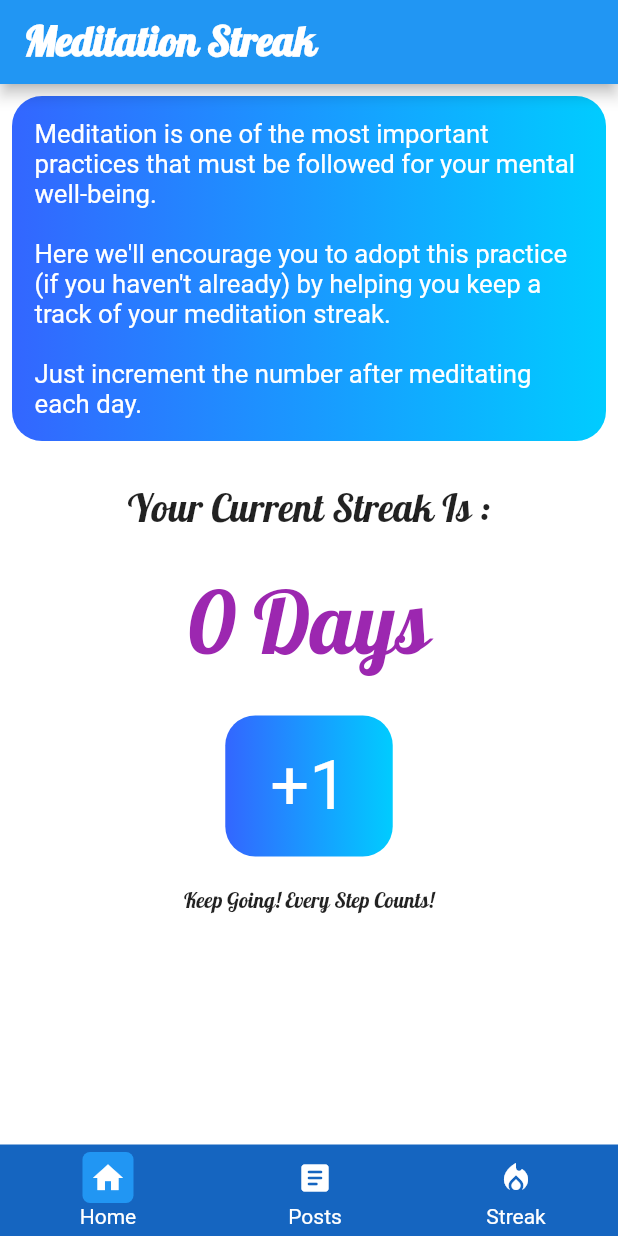
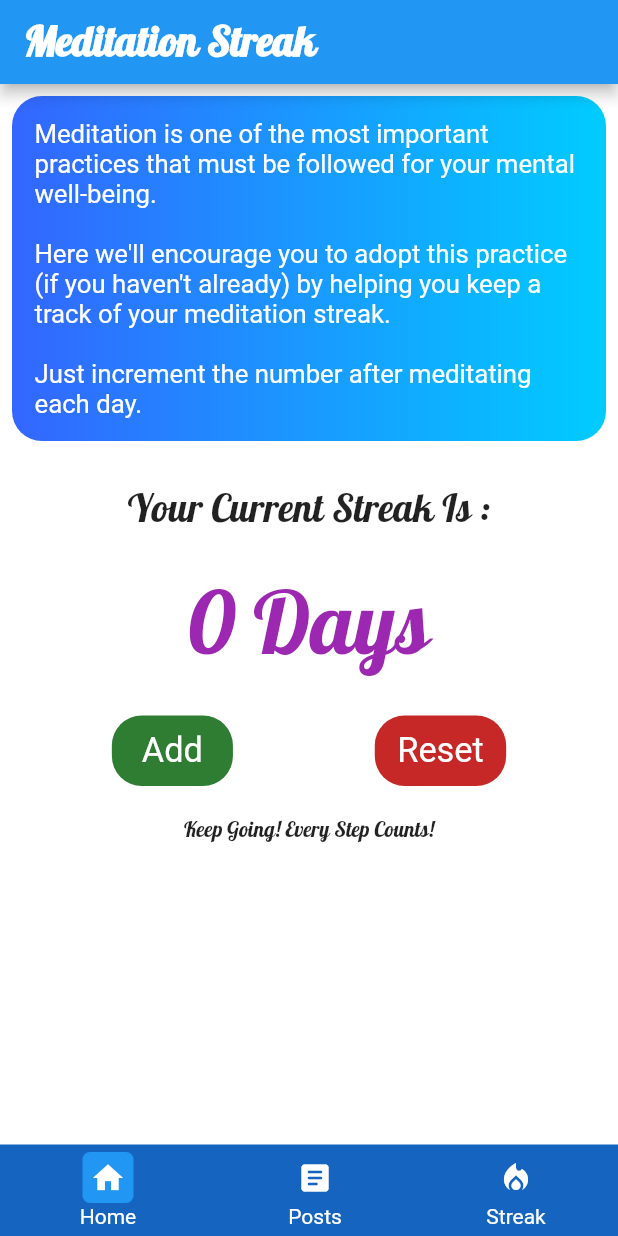
Before and after one commit to CoderMayhem/mental_health_hack, a Flutter app: the Streak screen opened directly, on a phone screen of 412 x 824 dp. Run offline on Flutter 3.47's test engine with Material 2 defaults, Android fonts, the phone set to English and light mode, and no system bars; our stand-ins replace animated_text_kit, cloud_firestore, firebase_auth, flutter_markdown, flutter_screenutil, fluttertoast and 5 more; accounts and stored records are empty.

Commit message:
feat: adds resest option to streak

```diff
--- a/lib/views/streak.dart
+++ b/lib/views/streak.dart
@@ -116,34 +116,50 @@ class _StreakState extends State<Streak> {
                             ),
                           )
                         ),
+                        Row(
+                          mainAxisAlignment: MainAxisAlignment.spaceEvenly,
+                          children: [
                             Padding(
                                 padding: EdgeInsets.all(20),
                               child: GestureDetector(
                                 onTap: onTapIncrement,
                                 child: Container(
-                              padding: EdgeInsets.symmetric(vertical: 20, horizontal: 30),
+                                  padding: EdgeInsets.symmetric(vertical: 10, horizontal: 20),
                                   decoration: BoxDecoration(
                                     borderRadius: BorderRadius.circular(20),
-                                gradient: LinearGradient(
-                                  colors: [
-                                    const Color(0xFF3366FF),
-                                    const Color(0xFF00CCFF),
-                                  ],
-                                  begin: const FractionalOffset(0.0, 0.0),
-                                  end: const FractionalOffset(1.0, 0.0),
-                                  stops: [0.0, 1.0],
-                                  tileMode: TileMode.clamp,
-                                ),
+                                    color: Colors.green[800],
                                   ),
                                   child: Text(
-                                '+1',
+                                    'Add',
                                     style: TextStyle(
-                                  fontSize: ScreenUtil().setSp(40),
+                                      fontSize: ScreenUtil().setSp(20),
                                       color: Colors.white,
                                     ),
                                   ),
                                 ),
                               ),
+                            ),
+                            Padding(
+                              padding: EdgeInsets.all(20),
+                              child: GestureDetector(
+                                onTap: _showMyDialog,
+                                child: Container(
+                                  padding: EdgeInsets.symmetric(vertical: 10, horizontal: 15),
+                                  decoration: BoxDecoration(
+                                    borderRadius: BorderRadius.circular(20),
+                                    color: Colors.red[800],
+                                  ),
+                                  child: Text(
+                                    'Reset',
+                                    style: TextStyle(
+                                      fontSize: ScreenUtil().setSp(20),
+                                      color: Colors.white,
+                                    ),
+                                  ),
+                                ),
+                              ),
+                            ),
+                          ],
                         ),
                         Center(
                           child: Text(
@@ -178,6 +194,49 @@ class _StreakState extends State<Streak> {
     });
     hideProgress();
   }
+
+  void onTapReset() async{
+    showProgress(context, 'Resetting Streak...', true);
+    await Firestore.instance
+        .collection('users')
+        .document(MyAppState.currentUser.userId)
+        .updateData({
+      'streak': 0,
+    }).then((value) {
+      setState(() {
+        streak=0;
+        MyAppState.currentUser.streak = 0;
+      });
+    });
+    Navigator.pop(context);
+    hideProgress();
+  }
+
+  Future<void> _showMyDialog() async {
+    return showDialog<void>(
+      context: context,
+      barrierDismissible: true, // user must tap button!
+      builder: (BuildContext context) {
+        return AlertDialog(
+          title: Text('Are you sure you wan\'t to reset your streak?'),
+          actions: <Widget>[
+            TextButton(
+              child: Text('Yes'),
+              onPressed: () async{
+                onTapReset();
+              },
+            ),
+            TextButton(
+              child: Text('No'),
+              onPressed: () async{
+                Navigator.of(context).pop();
+              },
+            ),
+          ],
+        );
+      },
+    );
+  }
 }
 
 const colorizeColors = [
```
Lines whose indentation alone changed are shown as unchanged.
